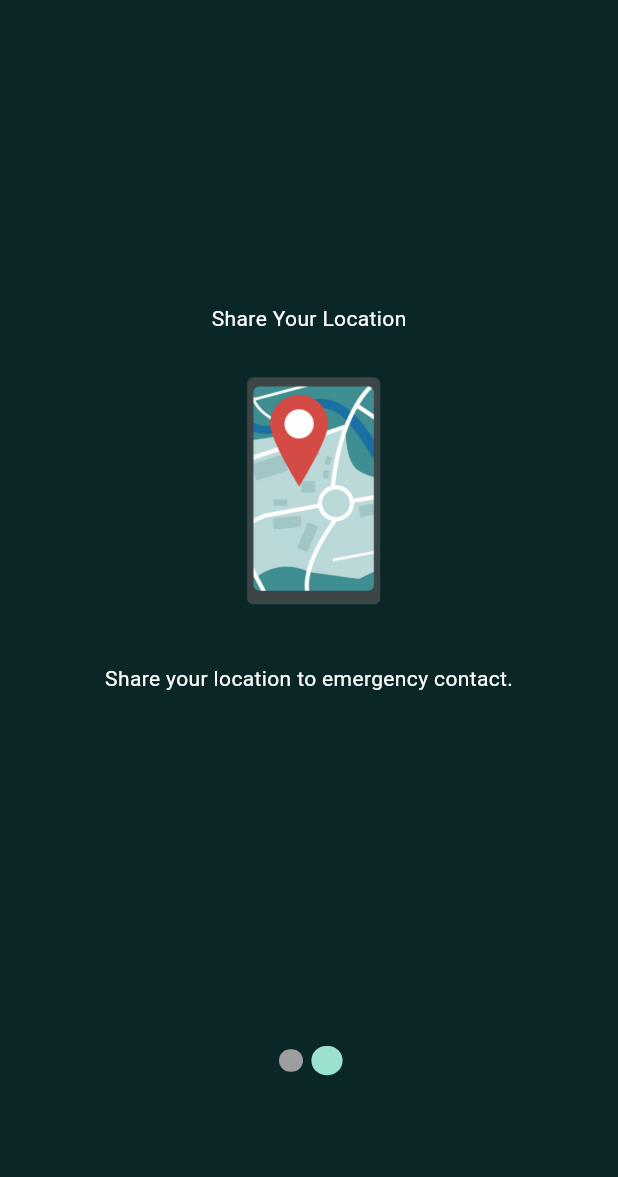
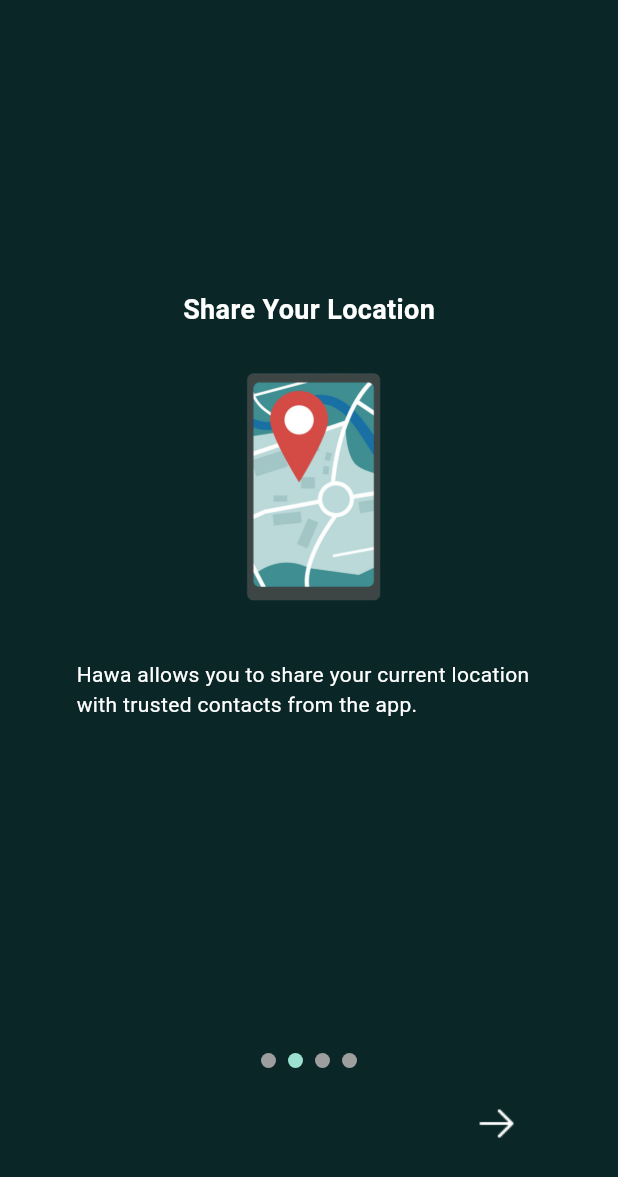
Before and after one commit to nataliaamah/hawa_v2, a Flutter app: the screen it shows after launch, swiped to page 2, on a phone screen of 412 x 824 dp. Shown: the top 1177 px of the screen. Run offline on Flutter 3.47's test engine with Material 3 defaults, Android fonts, the light colour scheme and no system bars; drawn by our look-alikes of smooth_page_indicator; our stand-ins replace firebase_auth, firebase_core, shared_preferences; accounts and stored records are empty.

Commit message:
navigation button start

```diff
--- a/lib/onboarding.dart
+++ b/lib/onboarding.dart
@@ -60,14 +60,20 @@ class _OnboardingScreenState extends State<OnboardingScreen> with TickerProvider
           children: [
             buildOnboardingOne(context),
             buildOnboardingTwo(context),
+            buildOnboardingThree(context),
+            buildOnboardingFour(context),
             // Add other onboarding pages here
           ],
         ),
-        if (_currentPageIndex == 3) // assuming the last page index is 3
+        if (_currentPageIndex < 4)
+          _rightButton()
+        else if (_currentPageIndex > 0)
+          _leftButton()
+        /*if (_currentPageIndex == 4) // assuming the last page index is 3
           ElevatedButton(
             onPressed: widget.onCompleted,
             child: Text('Complete Onboarding'),
-          ),
+          ),*/
       ],
     );
   }
@@ -96,7 +102,7 @@ class _OnboardingScreenState extends State<OnboardingScreen> with TickerProvider
     }
   }
 
-// build page 1
+// first onboarding
   Widget buildOnboardingOne(BuildContext context) {
     return SafeArea(
     child: Container(
@@ -109,29 +115,29 @@ class _OnboardingScreenState extends State<OnboardingScreen> with TickerProvider
           Image.asset('assets/images/hawa_logo.png', height: 300, width: 400),
           Text(
             "Your Guardian in Times of Need",
-            style: TextStyle(color: Colors.white, fontFamily: 'Roboto', fontWeight: FontWeight.w400,),
+            style: TextStyle(color: Colors.white, fontFamily: 'Roboto', fontWeight: FontWeight.w700, fontSize: 18),
           ),
           Spacer(flex: 37),
           SizedBox(height: 30),
           SizedBox(
             height: 40,
-            child: AnimatedSmoothIndicator(
-              activeIndex: 0,
-              count: 2,
-              effect: ScrollingDotsEffect(
-                activeDotColor: Color(0xFF9CE1CF),
-                dotHeight: 15,
-              ),
+            child: SmoothPageIndicator(
+                  controller : _pageViewController,
+                  count: 4,
+                  effect: WormEffect(
+                    activeDotColor: Color(0xFF9CE1CF),
+                    dotHeight: 10,
+                    dotWidth: 10,
+                  ),
             ),
           ),
-
-
         ],
       ),
     ),
   );
   }
 
+  // second onboarding
   Widget buildOnboardingTwo(BuildContext context){
     return SafeArea(
       child: Container(
@@ -143,13 +149,13 @@ class _OnboardingScreenState extends State<OnboardingScreen> with TickerProvider
             Spacer(flex: 1),
             Text(
               "Share Your Location",
-              style: TextStyle(color: Colors.white, fontFamily: 'Roboto', fontWeight: FontWeight.w400),
+              style: TextStyle(color: Colors.white, fontFamily: 'Roboto', fontWeight: FontWeight.w700, fontSize: 18),
             ),
             SizedBox(height: 10),
             Image.asset('assets/images/location_onboard.png', height: 200, width: 200),
             SizedBox(height:10),
             Text(
-              "Share your location to emergency contact.",
+              "Hawa allows you to share your current location with trusted contacts from the app.",
               style: TextStyle(color: Colors.white, fontFamily: 'Roboto', fontWeight: FontWeight.w400),
             ),
             Spacer(flex: 2),
@@ -158,12 +164,13 @@ class _OnboardingScreenState extends State<OnboardingScreen> with TickerProvider
               padding: const EdgeInsets.only(bottom: 20), // Adjust padding as needed
               child: SizedBox(
                 height: 10,
-                child: AnimatedSmoothIndicator(
-                  activeIndex: 1,
-                  count: 2,
-                  effect: ScrollingDotsEffect(
+                child: SmoothPageIndicator(
+                  controller : _pageViewController,
+                  count: 4,
+                  effect: WormEffect(
                     activeDotColor: Color(0xFF9CE1CF),
-                    dotHeight: 15,
+                    dotHeight: 10,
+                    dotWidth: 10,
                   ),
                 ),
               ),
@@ -173,4 +180,141 @@ class _OnboardingScreenState extends State<OnboardingScreen> with TickerProvider
       ),
       );
   }
+
+  Widget buildOnboardingThree(BuildContext context){
+    return SafeArea(
+      child: Container(
+        width: double.maxFinite,
+        padding: EdgeInsets.symmetric(horizontal: 51, vertical: 92),
+        child: Column(
+          mainAxisAlignment: MainAxisAlignment.center,
+          children: [
+            Spacer(flex: 1),
+            Text(
+              "Capture Your Surroundings",
+              style: TextStyle(color: Colors.white, fontFamily: 'Roboto', fontWeight: FontWeight.w700, fontSize: 18),
+            ),
+            SizedBox(height: 10),
+            Image.asset('assets/images/snap_onboard.png', height: 200, width: 200),
+            SizedBox(height:10),
+            Text(
+              "Share images of your surroundings to your designated emergency contact.",
+              style: TextStyle(color: Colors.white, fontFamily: 'Roboto', fontWeight: FontWeight.w400),
+            ),
+            Spacer(flex: 2),
+            SizedBox(height: 20),
+            Padding(
+              padding: const EdgeInsets.only(bottom: 20), // Adjust padding as needed
+              child: SizedBox(
+                height: 10,
+                child: SmoothPageIndicator(
+                  controller : _pageViewController,
+                  count: 4,
+                  effect: WormEffect(
+                    activeDotColor: Color(0xFF9CE1CF),
+                    dotHeight: 10,
+                    dotWidth: 10,
+                  ),
+                ),
+              ),
+            ),
+          ]
+        )
+      ),
+      );
+  }
+
+  Widget buildOnboardingFour(BuildContext context){
+    return SafeArea(
+      child: Container(
+        width: double.maxFinite,
+        padding: EdgeInsets.symmetric(horizontal: 51, vertical: 92),
+        child: Column(
+          mainAxisAlignment: MainAxisAlignment.center,
+          children: [
+            Spacer(flex: 1),
+            Text(
+              "Emergency Calls",
+              style: TextStyle(color: Colors.white, fontFamily: 'Roboto', fontWeight: FontWeight.w700, fontSize: 18),
+            ),
+            SizedBox(height: 10),
+            Image.asset('assets/images/emergency_onboard.png', height: 200, width: 200),
+            SizedBox(height:10),
+            Text(
+              "Initiate a call to your emergency contact directly from the app, ensuring quick access to assistance in times of distress.",
+              style: TextStyle(color: Colors.white, fontFamily: 'Roboto', fontWeight: FontWeight.w400),
+            ),
+            Spacer(flex: 2),
+            SizedBox(height: 20),
+            Padding(
+              padding: const EdgeInsets.only(bottom: 20),
+              child: SizedBox(
+                height: 10,
+                child: SmoothPageIndicator(
+                  controller : _pageViewController,
+                  count: 4,
+                  effect: WormEffect(
+                    activeDotColor: Color(0xFF9CE1CF),
+                    dotHeight: 10,
+                    dotWidth: 10,
+                  ),
+                ),
+              ),
+            ),
+          ]
+        )
+      ),
+      );
+  }
+
+
+  Row _leftButton() {
+  return Row(
+    mainAxisAlignment: MainAxisAlignment.center,
+    children: [
+      GestureDetector(
+        onTap: () {
+          setState(() {
+              _currentPageIndex -= 1;
+          });
+          _pageViewController.animateToPage(
+            _currentPageIndex,
+            duration: Duration(milliseconds: 300), // Sets duration to 300 milliseconds
+            curve: Curves.easeInOut);
+        },
+        child:
+        Padding(
+          padding: EdgeInsets.only(bottom: 60, left:50),
+          child: Image.asset('assets/images/nextArrow.png', height: 30, width: 30,),
+          )
+      ),
+    ],
+  );
+  }
+
+  // arrow next
+  Row _rightButton() {
+  return Row(
+    mainAxisAlignment: MainAxisAlignment.center,
+    children: [
+      GestureDetector(
+        onTap: () {
+          setState(() {
+            if(_currentPageIndex < 4)
+              _currentPageIndex += 1;
+          });
+          _pageViewController.animateToPage(
+            _currentPageIndex,
+            duration: Duration(milliseconds: 300), // Sets duration to 300 milliseconds
+            curve: Curves.easeInOut);
+        },
+        child:
+        Padding(
+          padding: EdgeInsets.only(bottom: 60, left:250),
+          child: Image.asset('assets/images/nextArrow.png', height: 30, width: 30,),
+          )
+      ),
+    ],
+  );
 }
+}
--- a/pubspec.yaml
+++ b/pubspec.yaml
@@ -26,6 +26,10 @@ flutter:
   assets:
     - assets/images/hawa_logo.png
     - assets/images/location_onboard.png
+    - assets/images/snap_onboard.png
+    - assets/images/emergency_onboard.png
+    - assets/images/nextArrow.png
+    - assets/images/backArrow.png
   fonts:
     - family : Roboto
       fonts:
```
Also changed, not shown: assets/images/backArrow.png (added), assets/images/emergency_onboard.png (added), assets/images/nextArrow.png (added), assets/images/snap_onboard.png (added).
